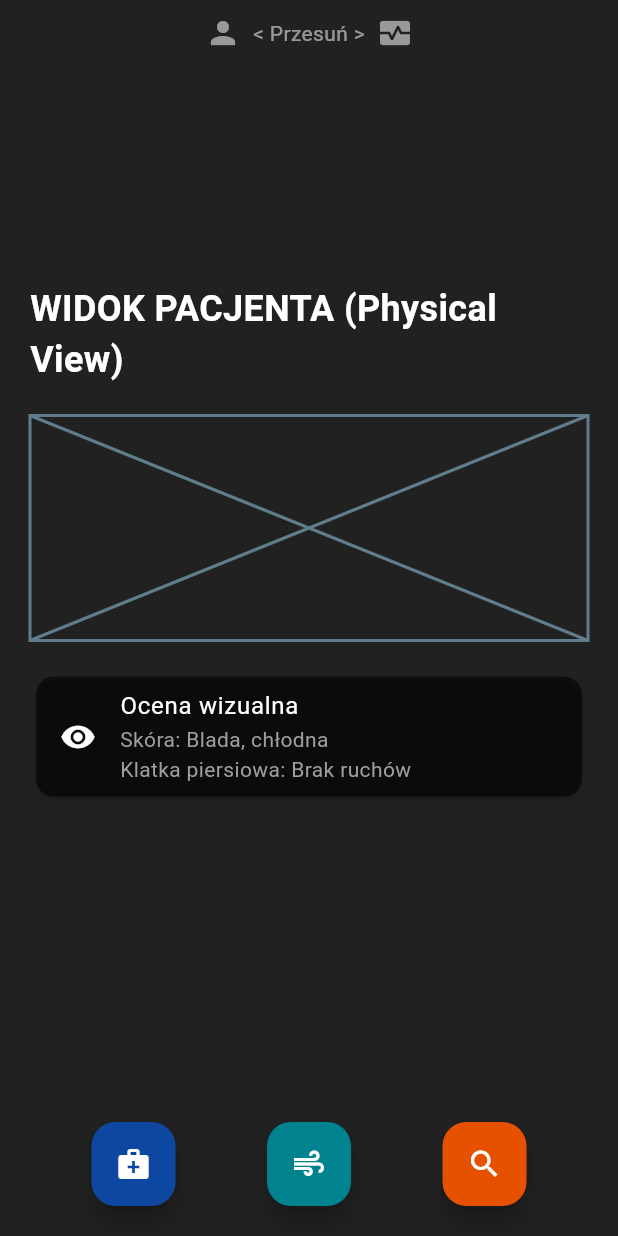
After one commit to HvitSko/als_trainer, a Flutter app: the MainGameScreen screen opened directly, after a tap on the "medical services" icon, on a phone screen of 412 x 824 dp. The commit adds this screen. Run offline on Flutter 3.47's test engine with Material 3 defaults, Android fonts, the phone set to English and light mode, and no system bars.

Commit message:
refactor: wdrożenie PageView, Stack Overlay oraz klasy PatientModel

```diff
--- /dev/null
+++ b/lib/features/scenario/screens/main_game_screen.dart
@@ -0,0 +1,182 @@
+// lib/features/scenario/screens/main_game_screen.dart
+
+import 'package:flutter/material.dart';
+import '../logic/game_engine.dart';
+// import '../widgets/inventory/ampularium.dart'; // Odkomentuj jak przeniesiemy stary kod
+// import '../widgets/inventory/airway_dialog.dart';
+// import '../widgets/inventory/diagnostics_dialog.dart';
+
+class MainGameScreen extends StatefulWidget {
+  const MainGameScreen({super.key});
+
+  @override
+  State<MainGameScreen> createState() => _MainGameScreenState();
+}
+
+class _MainGameScreenState extends State<MainGameScreen> {
+  final GameEngine engine = GameEngine();
+  final PageController _pageController = PageController(initialPage: 0);
+
+  @override
+  void dispose() {
+    engine.dispose();
+    _pageController.dispose();
+    super.dispose();
+  }
+
+  @override
+  Widget build(BuildContext context) {
+    return Scaffold(
+      backgroundColor: Colors.black,
+      body: SafeArea(
+        child: Stack(
+          children: [
+            // --- WARSTWA 1: PAGE VIEW (PRZEWIJANE EKRANY) ---
+            PageView(
+              controller: _pageController,
+              children: [
+                _buildPatientViewSkeleton(), // Ekran fizyczny
+                _buildMonitorViewSkeleton(), // Ekran maszyny
+              ],
+            ),
+
+            // --- WARSTWA 2: GLOBAL OVERLAY STACK (Narzędzia) ---
+            // Umieszczone na dole ekranu, zawsze widoczne
+            Positioned(
+              bottom: 20,
+              left: 0,
+              right: 0,
+              child: Row(
+                mainAxisAlignment: MainAxisAlignment.spaceEvenly,
+                children: [
+                  FloatingActionButton(
+                    heroTag: "btn_ampularium",
+                    backgroundColor: Colors.blue[900],
+                    child: const Icon(
+                      Icons.medical_services,
+                      color: Colors.white,
+                    ),
+                    onPressed: () {
+                      // showDialog -> AmpulariumDialog
+                    },
+                  ),
+                  FloatingActionButton(
+                    heroTag: "btn_airway",
+                    backgroundColor: Colors.cyan[800],
+                    child: const Icon(Icons.air, color: Colors.white),
+                    onPressed: () {
+                      // showDialog -> AirwayDialog
+                    },
+                  ),
+                  FloatingActionButton(
+                    heroTag: "btn_diagnostics",
+                    backgroundColor: Colors.orange[900],
+                    child: const Icon(Icons.search, color: Colors.white),
+                    onPressed: () {
+                      // showDialog -> DiagnosticsDialog
+                    },
+                  ),
+                ],
+              ),
+            ),
+
+            // Opcjonalny wskaźnik strony (żeby gracz wiedział gdzie jest)
+            Positioned(
+              top: 10,
+              left: 0,
+              right: 0,
+              child: Row(
+                mainAxisAlignment: MainAxisAlignment.center,
+                children: [
+                  const Icon(Icons.person, color: Colors.white54),
+                  const SizedBox(width: 8),
+                  const Text(
+                    "< Przesuń >",
+                    style: TextStyle(color: Colors.white54),
+                  ),
+                  const SizedBox(width: 8),
+                  const Icon(Icons.monitor_heart, color: Colors.white54),
+                ],
+              ),
+            ),
+          ],
+        ),
+      ),
+    );
+  }
+
+  // --- SKELETON: WIDOK PACJENTA (DOCELOWO ODDZIELNY PLIK) ---
+  Widget _buildPatientViewSkeleton() {
+    return Container(
+      color: Colors.grey[900],
+      padding: const EdgeInsets.all(20),
+      child: Column(
+        mainAxisAlignment: MainAxisAlignment.center,
+        children: [
+          const Text(
+            "WIDOK PACJENTA (Physical View)",
+            style: TextStyle(
+              color: Colors.white,
+              fontSize: 24,
+              fontWeight: FontWeight.bold,
+            ),
+          ),
+          const SizedBox(height: 20),
+          const Placeholder(
+            fallbackHeight: 150,
+            color: Colors.blueGrey,
+          ), // Tu będzie model pacjenta (grafika)
+          const SizedBox(height: 20),
+          Card(
+            color: Colors.black54,
+            child: ListTile(
+              leading: const Icon(Icons.remove_red_eye, color: Colors.white),
+              title: const Text(
+                "Ocena wizualna",
+                style: TextStyle(color: Colors.white),
+              ),
+              subtitle: const Text(
+                "Skóra: Blada, chłodna\nKlatka piersiowa: Brak ruchów",
+                style: TextStyle(color: Colors.grey),
+              ),
+            ),
+          ),
+          const SizedBox(height: 100), // Miejsce na pływające przyciski na dole
+        ],
+      ),
+    );
+  }
+
+  // --- SKELETON: WIDOK MONITORA (DOCELOWO ODDZIELNY PLIK) ---
+  Widget _buildMonitorViewSkeleton() {
+    return Container(
+      color: Colors.black87,
+      padding: const EdgeInsets.all(20),
+      child: Column(
+        mainAxisAlignment: MainAxisAlignment.center,
+        children: [
+          const Text(
+            "WIDOK MONITORA (Instrumental View)",
+            style: TextStyle(
+              color: Colors.redAccent,
+              fontSize: 24,
+              fontWeight: FontWeight.bold,
+            ),
+          ),
+          const SizedBox(height: 20),
+          const Placeholder(
+            fallbackHeight: 200,
+            color: Colors.red,
+          ), // Tu będzie krzywa EKG i przyciski defibrylatora
+          const SizedBox(height: 20),
+          // Tutaj przerzucimy w przyszłości cały panel defibrylacji (ładowanie, wyładowanie)
+          const Text(
+            "Zapis EKG: ASYSTOLIA",
+            style: TextStyle(color: Colors.red, fontSize: 20),
+          ),
+          const SizedBox(height: 100), // Miejsce na pływające przyciski na dole
+        ],
+      ),
+    );
+  }
+}
--- a/lib/features/scenario/test_screen.dart
+++ b/lib/features/scenario/test_screen.dart
@@ -174,9 +174,11 @@ class _AlsTestScreenState extends State<AlsTestScreen> {
                       color: Colors.grey[800],
                       borderRadius: BorderRadius.circular(10),
                     ),
-                    child: Row(
-                      mainAxisAlignment: MainAxisAlignment.center,
-                      mainAxisSize: MainAxisSize.min,
+                    child: Wrap(
+                      alignment: WrapAlignment.center,
+                      crossAxisAlignment: WrapCrossAlignment.center,
+                      spacing: 10,
+                      runSpacing: 10,
                       children: [
                         const Text(
                           'Energia: ',
@@ -205,7 +207,6 @@ class _AlsTestScreenState extends State<AlsTestScreen> {
                                   if (val != null) engine.setEnergy(val);
                                 },
                         ),
-                        const SizedBox(width: 20),
                         ElevatedButton(
                           onPressed:
                               (state.currentPhase !=
@@ -218,12 +219,30 @@ class _AlsTestScreenState extends State<AlsTestScreen> {
                             state.isDefibCharging ? 'ŁADOWANIE...' : 'ŁADUJ',
                           ),
                         ),
-                        const SizedBox(width: 10),
+                        // NOWY PRZYCISK: ROZŁADOWANIE
+                        ElevatedButton(
+                          style: ElevatedButton.styleFrom(
+                            backgroundColor: state.isDefibCharged
+                                ? Colors.blueGrey[700]
+                                : Colors.grey[900],
+                            padding: const EdgeInsets.symmetric(
+                              horizontal: 15,
+                              vertical: 15,
+                            ),
+                          ),
+                          onPressed: state.isDefibCharged
+                              ? engine.disarmDefibrillator
+                              : null,
+                          child: const Text(
+                            'ROZŁADUJ',
+                            style: TextStyle(color: Colors.white),
+                          ),
+                        ),
                         ElevatedButton(
                           style: ElevatedButton.styleFrom(
                             backgroundColor: state.isDefibCharged
                                 ? Colors.red
-                                : Colors.grey,
+                                : Colors.grey[900],
                             padding: const EdgeInsets.symmetric(
                               horizontal: 20,
                               vertical: 15,
--- a/lib/features/scenario/widgets/inventory/airway_dialog.dart
+++ b/lib/features/scenario/widgets/inventory/airway_dialog.dart
@@ -73,8 +73,8 @@ class _AirwayDialogState extends State<AirwayDialog>
                       child: Slider(
                         value: _currentO2,
                         min: 0,
-                        max: 15,
-                        divisions: 15,
+                        max: 20,
+                        divisions: 20,
                         activeColor: Colors.blue,
                         label: _currentO2.round().toString(),
                         onChanged: (val) {
```
Also changed, not shown: lib/features/scenario/logic/game_engine.dart (+12 -0 lines), lib/features/scenario/models/patient_model.dart (added, +67 -0 lines).
